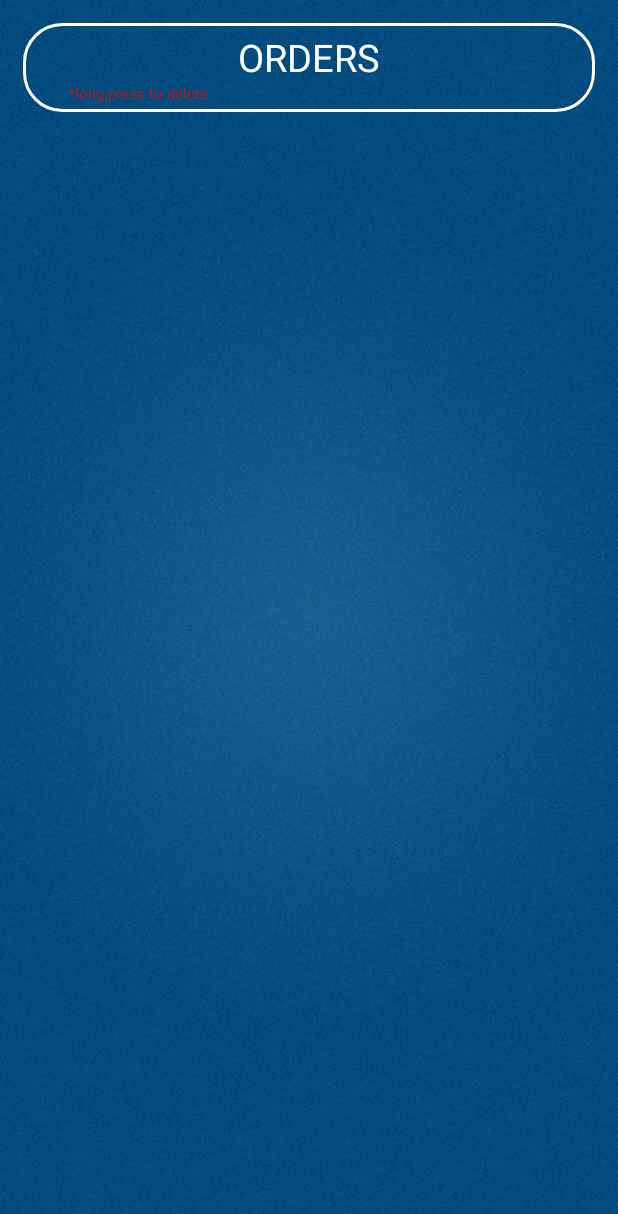
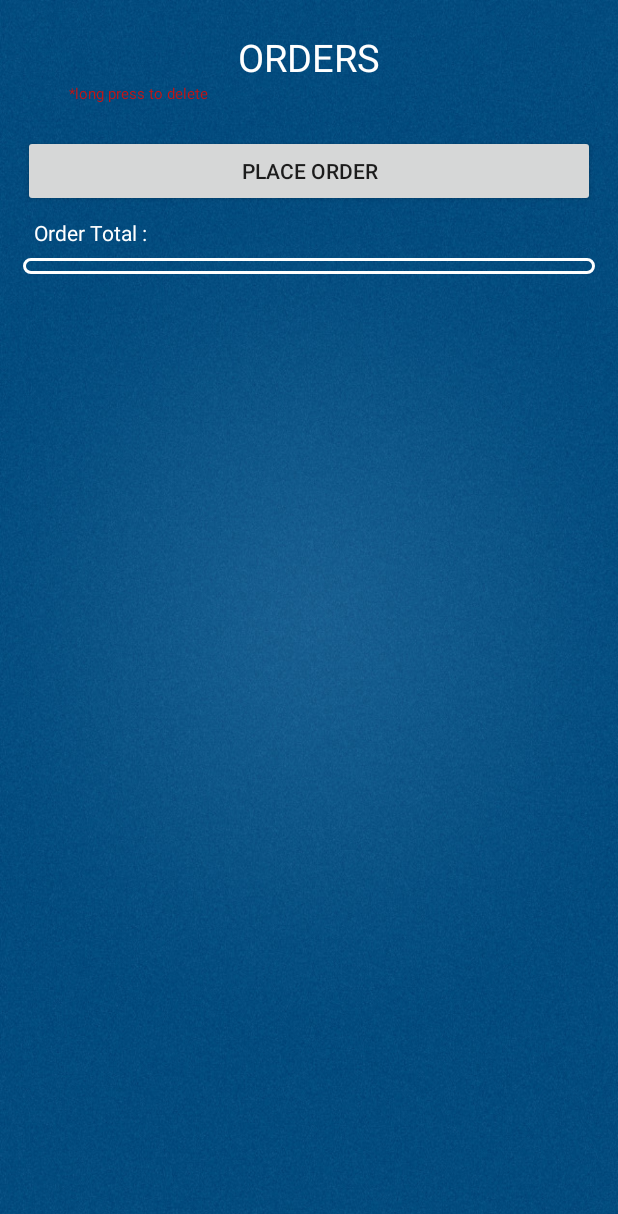
Before and after one commit to vi5hnuu/HealthCare_kotlin, an Android app: the OrdersActivity screen opened directly, with no data from a screen before it, on a phone screen of 412 x 824 dp. Shown: the top 1214 px of the screen. Run offline under Robolectric (Android 15) with nearby library versions, the phone set to English and light mode, and no system bars; Roboto replaces fonts that are not available here; 1 statement that could not run was skipped.

Commit message:
orders tab functionality added....

```diff
--- a/app/src/main/java/com/vi5hnu/healthcare/Database.kt
+++ b/app/src/main/java/com/vi5hnu/healthcare/Database.kt
@@ -43,6 +43,7 @@ class Database(context: Context, dbName: String, factory: CursorFactory?, versio
         val orderTable="create table  IF NOT EXISTS orders(" +
                 "_id integer , AUTO_INCREMENT," +
                 "name text,"+
+                "amount number,"+
                 "username text primary key," +
                 "order_id integer check(order_id>=0)," +
                 "type text check(type in (\"TEST\",\"MEDICINE\"))," +
@@ -155,8 +156,18 @@ class Database(context: Context, dbName: String, factory: CursorFactory?, versio
     }
     fun getOrders():Cursor{
         val db:SQLiteDatabase=readableDatabase
-        val cursor=db.query("orders",null,null,null,null,null,null)
+        val cursor=db.query("orders", arrayOf("_id","name","amount","order_id"),null,null,null,null,null)
         return cursor
+    }
+    fun getOrderTotal():String{
+        val db:SQLiteDatabase=readableDatabase
+        val cursor=db.rawQuery("select sum(amount) from orders;", null)
+        var total="0"
+        if(cursor.moveToFirst()){
+            total= cursor.getString(0)
+        }
+        cursor.close()
+        return total;
     }
     fun removeFromOrders(order_id:String,name:String,amount:String,type:ORDER_TYPE){
         if(!orderAlreadyExist(username,order_id,type)){
--- a/app/src/main/java/com/vi5hnu/healthcare/OrdersActivity.kt
+++ b/app/src/main/java/com/vi5hnu/healthcare/OrdersActivity.kt
@@ -2,25 +2,41 @@ package com.vi5hnu.healthcare
 
 import androidx.appcompat.app.AppCompatActivity
 import android.os.Bundle
+import android.view.View
 import android.widget.ListView
 import android.widget.SimpleCursorAdapter
+import android.widget.TextView
+import androidx.appcompat.widget.AppCompatButton
 
 class OrdersActivity : AppCompatActivity() {
     private lateinit var vOrdersContainer:ListView
     private lateinit var adp:SimpleCursorAdapter
+    private lateinit var vorderTotal:TextView
+    private lateinit var btnPlaceOrder:AppCompatButton
+
     override fun onCreate(savedInstanceState: Bundle?) {
         super.onCreate(savedInstanceState)
         setContentView(R.layout.activity_orders)
         vOrdersContainer=findViewById(R.id.vorders_container)
+        vorderTotal=findViewById(R.id.vorder_total)
 
         val db=Database(this,getString(R.string.dbName),null,1)
+
+        vorderTotal.text=db.getOrderTotal()
+
         val cursor=db.getOrders()
+        adp= SimpleCursorAdapter(this,
+            R.layout.order_tile,
+            cursor,
+            arrayOf("name","amount","order_id"),
+            intArrayOf(R.id.vorder_name,R.id.vorder_price,R.id.vorder_id),0)
+        vOrdersContainer.adapter=adp
 
-//        adp= SimpleCursorAdapter(this,
-//            R.layout.order_tile,
-//            cursor,
-//            arrayOf("_id","name","exp","mobile"),
-//            intArrayOf(R.id.vdoctor_id,R.id.vdoctor_name,R.id.vdoctor_exp,R.id.vdoctor_phone),0)
-//        doc_cont.adapter=adp
+        /////////////////////////////////////
+        btnPlaceOrder.setOnClickListener(object : View.OnClickListener{
+            override fun onClick(v: View?) {
+                //TODO : create confirmation activity
+            }
+        })
     }
 }
--- /dev/null
+++ b/app/src/main/res/drawable/curved_corners_less.xml
@@ -0,0 +1,5 @@
+<?xml version="1.0" encoding="utf-8"?>
+<shape xmlns:android="http://schemas.android.com/apk/res/android">
+    <stroke android:color="@color/colorWhite" android:width="2dp"/>
+    <corners android:radius="7dp" />
+</shape>
--- a/app/src/main/res/layout/activity_orders.xml
+++ b/app/src/main/res/layout/activity_orders.xml
@@ -14,7 +14,6 @@
         android:layout_marginBottom="15dp"
         android:orientation="vertical"
         android:padding="5dp"
-        android:background="@drawable/curved_corners"
         >
         <TextView
             android:layout_width="match_parent"
@@ -35,8 +34,39 @@
             android:textColor="@color/colorRed"
             />
     </LinearLayout>
+    <androidx.appcompat.widget.AppCompatButton
+        android:id="@+id/btn_place_order"
+        android:layout_width="match_parent"
+        android:layout_height="wrap_content"
+        android:text="Place Order"
+        />
+    <LinearLayout
+        android:layout_width="match_parent"
+        android:layout_height="wrap_content"
+        android:padding="7dp"
+        >
+        <TextView
+            android:layout_weight="1"
+            android:layout_width="0dp"
+            android:textColor="@color/white"
+            android:layout_height="wrap_content"
+            android:text="Order Total :"/>
+        <TextView
+            android:id="@+id/vorder_total"
+            android:layout_weight="1"
+            android:gravity="center"
+            android:textColor="@color/white"
+            android:layout_width="wrap_content"
+            android:layout_height="wrap_content"
+            android:text="122"
+            />
+    </LinearLayout>
     <ListView
         android:id="@+id/vorders_container"
         android:layout_width="match_parent"
-        android:layout_height="wrap_content"/>
+        android:padding="5dp"
+        android:background="@drawable/curved_corners_less"
+        android:layout_height="wrap_content"
+        />
+
 </LinearLayout>
--- a/app/src/main/res/layout/order_tile.xml
+++ b/app/src/main/res/layout/order_tile.xml
@@ -20,7 +20,7 @@
            android:paddingVertical="7dp"
            >
            <TextView
-               android:id="@+id/vtest_name"
+               android:id="@+id/vorder_name"
                android:layout_columnSpan="2"
                android:layout_rowWeight="1"
                android:layout_columnWeight="1"
@@ -44,7 +44,7 @@
                    android:textSize="20sp"
                    />
                <TextView
-                   android:id="@+id/vtest_price"
+                   android:id="@+id/vorder_price"
                    android:layout_width="wrap_content"
                    android:layout_height="wrap_content"
                    android:text="800"
@@ -76,7 +76,7 @@
                        />
 
                    <TextView
-                       android:id="@+id/vudi"
+                       android:id="@+id/vorder_id"
                        android:textColor="@color/white"
                        android:layout_width="wrap_content"
                        android:layout_height="wrap_content"
```
